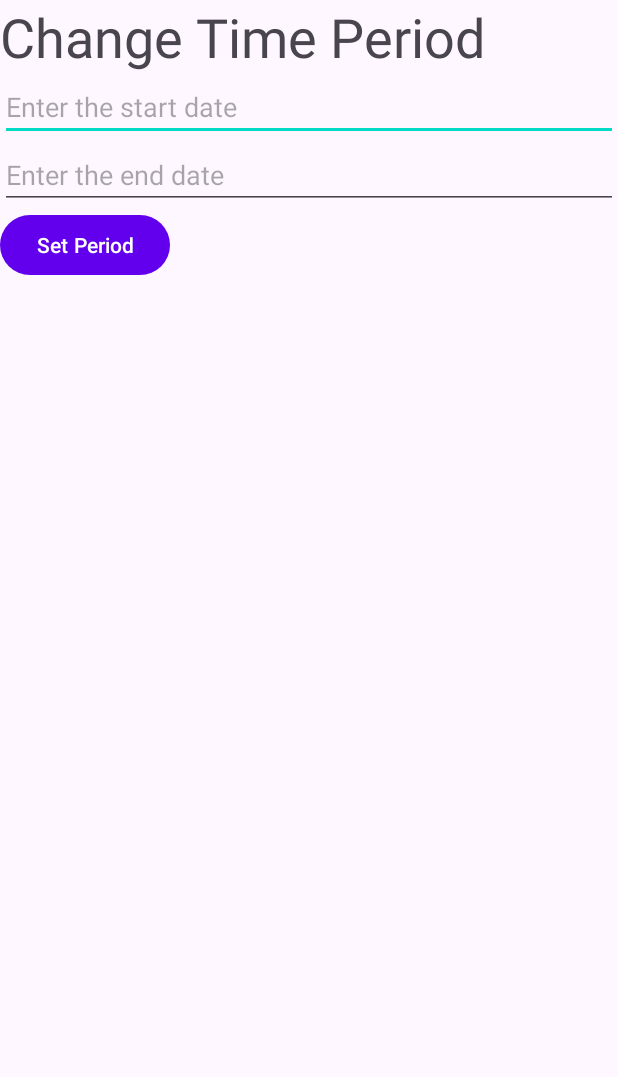
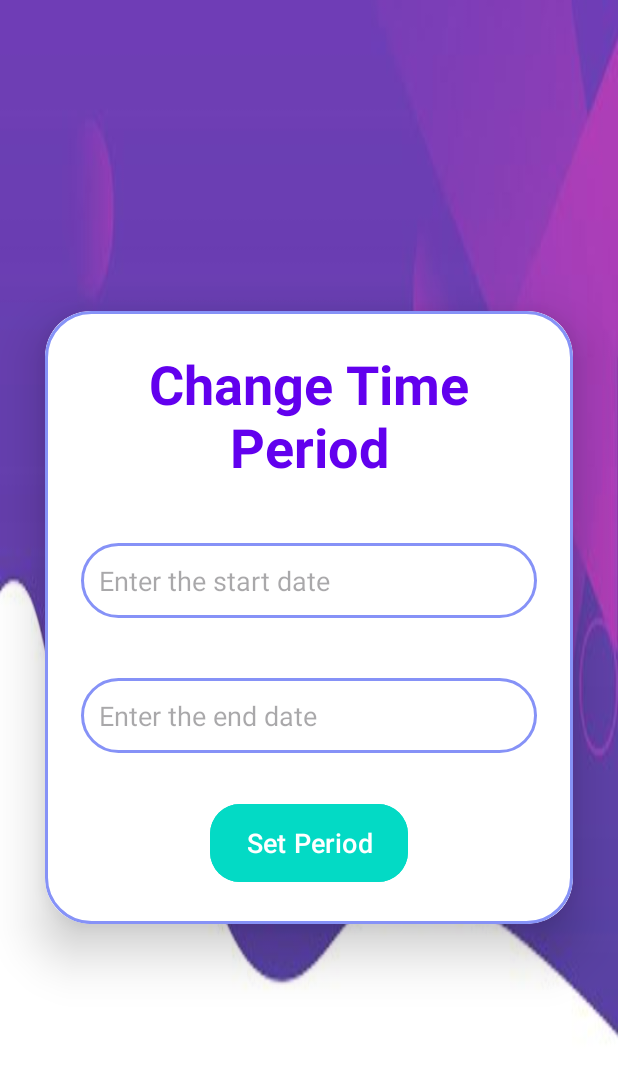
Before and after one commit to ST10083156/OPSC_POE_PART2, an Android app: the ChangeTimePeriod screen opened directly, with no data from a screen before it, on a phone screen of 412 x 824 dp. Shown: the top 1077 px of the screen. Run offline under Robolectric (Android 15) with nearby library versions, the phone set to English and light mode, and no system bars.

Commit message:
Updated UI Screens

```diff
--- a/app/src/main/res/layout/activity_change_time_period.xml
+++ b/app/src/main/res/layout/activity_change_time_period.xml
@@ -6,31 +6,69 @@
     android:layout_width="match_parent"
     android:layout_height="match_parent"
     tools:context=".ChangeTimePeriod"
-    android:orientation="vertical">
+    android:orientation="vertical"
+    android:gravity="center"
+    android:background="@drawable/profile">
+
+    <androidx.cardview.widget.CardView
+        android:layout_width="match_parent"
+        android:layout_height="wrap_content"
+        android:layout_margin="30dp"
+        app:cardCornerRadius="30dp"
+        app:cardElevation="20dp">
+
+        <LinearLayout
+            android:layout_width="match_parent"
+            android:layout_height="wrap_content"
+            android:layout_gravity="center_horizontal"
+            android:background="@drawable/custom_edittext"
+            android:orientation="vertical"
+            android:padding="24dp">
+
             <TextView
                 android:id="@+id/periodTV"
                 android:text="Change Time Period"
-    android:textSize="36dp"
                 android:layout_width="match_parent"
-    android:layout_height="wrap_content"/>
+                android:layout_height="wrap_content"
+                android:textAlignment="center"
+                android:textColor="@color/purple_500"
+                android:textSize="36sp"
+                android:textStyle="bold"/>
+
             <EditText
                 android:id="@+id/earlyDateET"
                 android:layout_width="match_parent"
-        android:layout_height="wrap_content"
+                android:layout_height="50dp"
                 android:inputType="date"
-        android:hint="Enter the start date"/>
+                android:hint="Enter the start date"
+                android:layout_marginTop="40dp"
+                android:background="@drawable/custom_edittext"
+                android:padding="12dp"
+                android:textColor="@color/black" />
+
             <EditText
                 android:id="@+id/lateDateET"
                 android:layout_width="match_parent"
-        android:layout_height="wrap_content"
+                android:layout_height="50dp"
                 android:inputType="date"
-        android:hint="Enter the end date"/>
+                android:hint="Enter the end date"
+                android:layout_marginTop="40dp"
+                android:background="@drawable/custom_edittext"
+                android:padding="12dp"
+                android:textColor="@color/black"/>
+
             <Button
                 android:id="@+id/setBtn"
                 android:layout_width="wrap_content"
-        android:layout_height="wrap_content"
+                android:layout_height="60dp"
                 android:text="Set Period"
-        />
+                android:layout_marginTop="30dp"
+                android:backgroundTint="@color/teal_200"
+                android:textSize="18sp"
+                app:cornerRadius="20dp"
+                android:layout_gravity="center_horizontal"/>
 
 
         </LinearLayout>
+    </androidx.cardview.widget.CardView>
+</LinearLayout>
```
Lines whose indentation alone changed are shown as unchanged.
